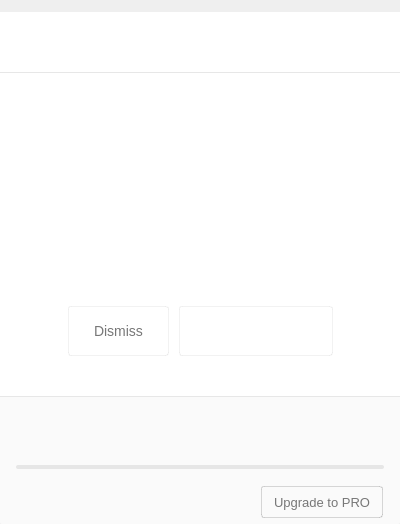
Old version of the form src/MEGASync/gui/macx/InfoDialog.ui in the repository meganz/MEGAsync.
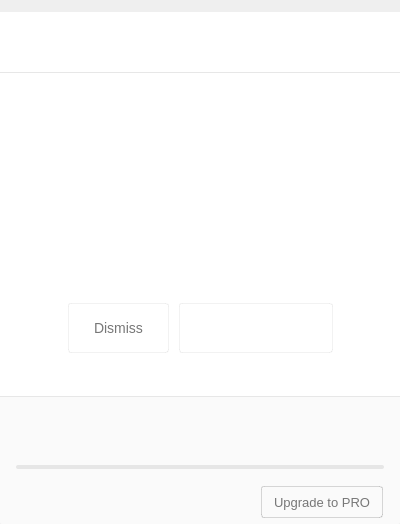
New version of the form. The open tabs and pages were chosen to show the change. Icons and pictures are not drawn. Custom widgets are drawn as their Qt base class.

The edit to the form file:
```diff
--- a/src/MEGASync/gui/macx/InfoDialog.ui
+++ b/src/MEGASync/gui/macx/InfoDialog.ui
@@ -832,7 +832,7 @@
             </property>
             <layout class="QVBoxLayout" name="verticalLayout_2">
              <property name="spacing">
-              <number>23</number>
+              <number>18</number>
              </property>
              <property name="leftMargin">
               <number>20</number>
```
